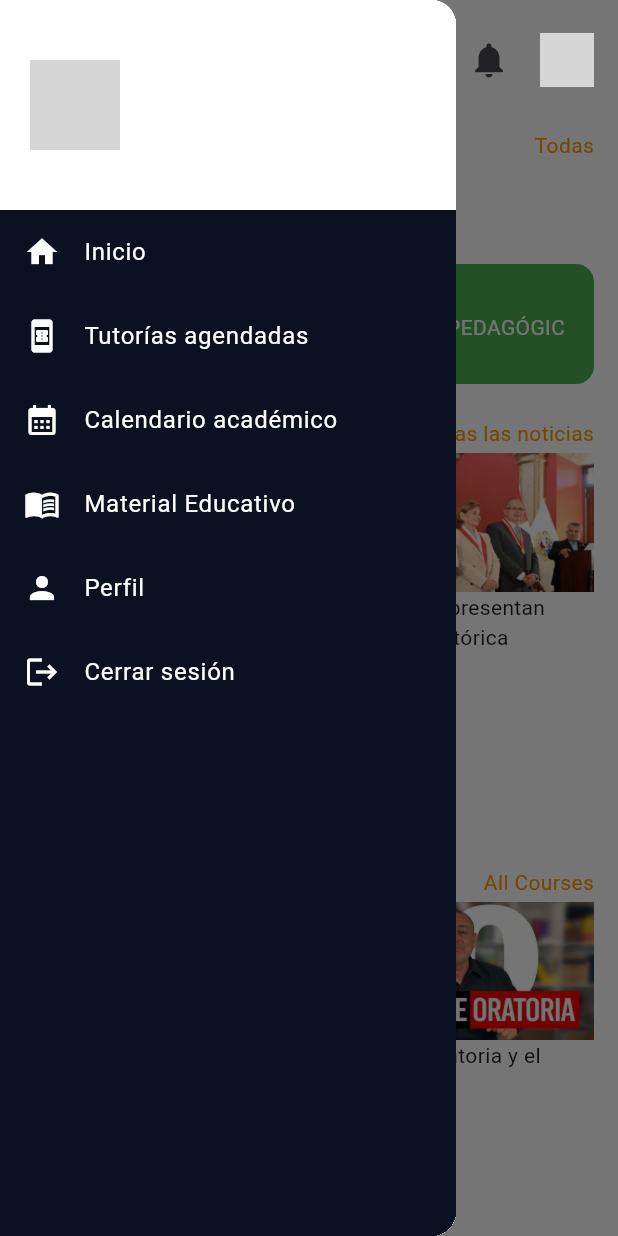
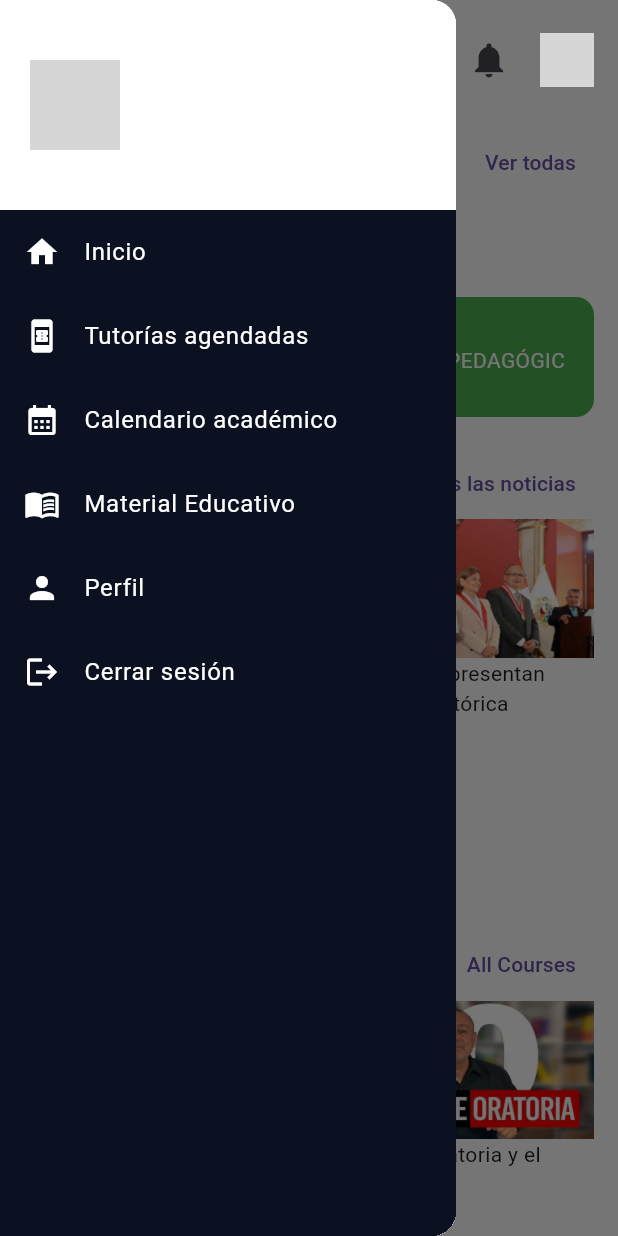
Before and after one commit to oscar435/tutoring_app, a Flutter app: the HomePage2 screen opened by its route, in the side drawer, after a tap on the "menu" icon, on a phone screen of 412 x 824 dp. Run offline on Flutter 3.47's test engine with Material 3 defaults, Android fonts, the phone set to English and light mode, and no system bars; our stand-ins replace cloud_firestore, firebase_auth, firebase_core, firebase_storage, flutter_form_builder, form_builder_validators and 4 more; accounts and stored records are empty; grey boxes are pictures that could not be loaded.

Commit message:
Estudiante: Tutorias agendadas y todas implimentado

```diff
--- a/lib/pages/inicio.dart
+++ b/lib/pages/inicio.dart
@@ -6,6 +6,7 @@ import 'package:tutoring_app/pages/login_pages.dart';
 import 'package:tutoring_app/pages/student_profile_page.dart';
 import 'package:tutoring_app/pages/material_educativo_page.dart';
 import 'package:tutoring_app/pages/notificaciones_page.dart';
+import 'package:tutoring_app/pages/TodasTutoriasPage.dart';
 import 'agendar_tutoria_page.dart';
 import '../service/solicitud_tutoria_service.dart';
 import '../models/solicitud_tutoria.dart';
@@ -32,7 +33,18 @@ class HomePage2 extends StatelessWidget {
               children: [
                 _buildTopBar(context),
                 const SizedBox(height: 20),
-                _buildSectionTitle('Tutorías agendadas', trailing: 'Todas'),
+                _buildSectionTitle(
+                  'Tutorías agendadas',
+                  trailing: TextButton(
+                    onPressed: () {
+                      Navigator.push(
+                        context,
+                        MaterialPageRoute(builder: (context) => const TodasTutoriasPage()),
+                      );
+                    },
+                    child: const Text('Ver todas'),
+                  ),
+                ),
                 _buildSolicitudesEstudiante(user.uid),
                 const SizedBox(height: 20),
                 _buildSectionTitle('Nuestros Servicios'),
@@ -60,7 +72,12 @@ class HomePage2 extends StatelessWidget {
                 const SizedBox(height: 20),
                 _buildSectionTitle(
                   'Noticias recientes',
-                  trailing: 'Todas las noticias',
+                  trailing: TextButton(
+                    onPressed: () {
+                      // TODO: Implementar navegación a noticias
+                    },
+                    child: const Text('Todas las noticias'),
+                  ),
                 ),
                 _buildNewsList(),
                 const SizedBox(height: 20),
@@ -69,7 +86,12 @@ class HomePage2 extends StatelessWidget {
                 const SizedBox(height: 20),
                 _buildSectionTitle(
                   'Materiales disponibles',
-                  trailing: 'All Courses',
+                  trailing: TextButton(
+                    onPressed: () {
+                      // TODO: Implementar navegación a cursos
+                    },
+                    child: const Text('All Courses'),
+                  ),
                 ),
                 _buildMaterialsRow(),
               ],
@@ -358,7 +380,7 @@ class HomePage2 extends StatelessWidget {
     );
   }
 
-  Widget _buildSectionTitle(String title, {String? trailing}) {
+  Widget _buildSectionTitle(String title, {Widget? trailing}) {
     return Row(
       mainAxisAlignment: MainAxisAlignment.spaceBetween,
       children: [
@@ -366,18 +388,14 @@ class HomePage2 extends StatelessWidget {
           title,
           style: const TextStyle(fontSize: 18, fontWeight: FontWeight.bold),
         ),
-        if (trailing != null)
-          Text(
-            trailing,
-            style: const TextStyle(color: Colors.orange, fontSize: 14),
-          ),
+        if (trailing != null) trailing,
       ],
     );
   }
 
   Widget _buildSolicitudesEstudiante(String estudianteId) {
-    return FutureBuilder<List<SolicitudTutoria>>(
-      future: _obtenerSolicitudesPorEstudiante(estudianteId),
+    return StreamBuilder<List<SolicitudTutoria>>(
+      stream: _streamSolicitudesPorEstudiante(estudianteId),
       builder: (context, snapshot) {
         if (snapshot.connectionState == ConnectionState.waiting) {
           return const Center(child: CircularProgressIndicator());
@@ -470,6 +488,19 @@ class HomePage2 extends StatelessWidget {
     );
   }
 
+  Stream<List<SolicitudTutoria>> _streamSolicitudesPorEstudiante(String estudianteId) {
+    return FirebaseFirestore.instance
+        .collection('solicitudes_tutoria')
+        .where('estudianteId', isEqualTo: estudianteId)
+        .orderBy('fechaHora', descending: true)
+        .snapshots()
+        .map((snapshot) {
+      return snapshot.docs
+          .map((doc) => SolicitudTutoria.fromMap(doc.data() as Map<String, dynamic>))
+          .toList();
+    });
+  }
+
   void _mostrarDetalleSolicitud(BuildContext context, SolicitudTutoria solicitud) async {
     // Obtener nombre del tutor
     String nombreTutor = 'Tutor';
@@ -541,15 +572,6 @@ class HomePage2 extends StatelessWidget {
         ],
       ),
     );
-  }
-
-  Future<List<SolicitudTutoria>> _obtenerSolicitudesPorEstudiante(String estudianteId) async {
-    final query = await FirebaseFirestore.instance
-        .collection('solicitudes_tutoria')
-        .where('estudianteId', isEqualTo: estudianteId)
-        .orderBy('fechaHora', descending: true)
-        .get();
-    return query.docs.map((doc) => SolicitudTutoria.fromMap(doc.data() as Map<String, dynamic>)).toList();
   }
 
   Widget _buildHorizontalCards(List<Widget> cards) {
```
Also changed, not shown: lib/pages/TodasTutoriasPage.dart (added, +208 -0 lines).
